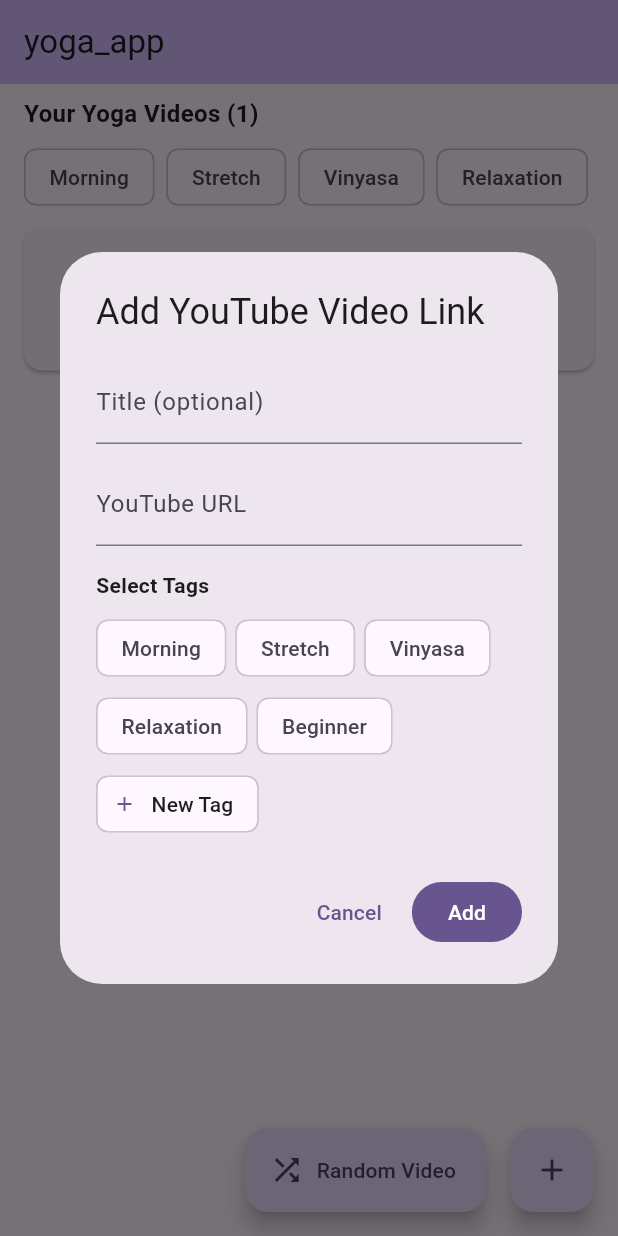
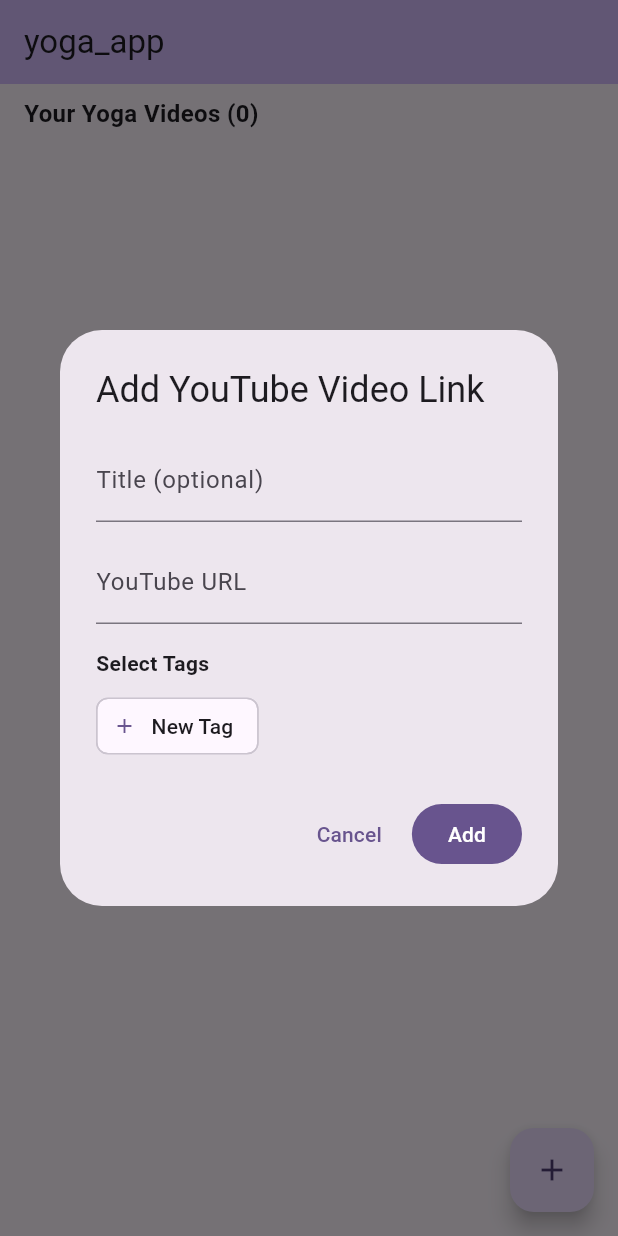
Before and after one commit to jsteltze/yogaApp, a Flutter app: the screen it shows after launch, after a tap on the "add" icon, on a phone screen of 412 x 824 dp. Run offline on Flutter 3.47's test engine with Material 3 defaults, Android fonts, the phone set to English and light mode, and no system bars; our stand-ins replace package_info_plus, shared_preferences, youtube_player_iframe; missing offline and left inert: receive_sharing_intent; statements that could not run were skipped.

Commit message:
removed default data

```diff
--- a/lib/main.dart
+++ b/lib/main.dart
@@ -88,7 +88,7 @@ class YogaVideoScreen extends StatefulWidget {
 
 class _YogaVideoScreenState extends State<YogaVideoScreen> {
   List<YogaVideo> _videos = [];
-  List<String> _availableTags = ['Morning', 'Stretch', 'Vinyasa', 'Relaxation', 'Beginner'];
+  List<String> _availableTags = [];
   final Set<String> _selectedFilterTags = {};
   YoutubePlayerController? _controller;
   YogaVideo? _currentVideo;
@@ -204,10 +204,6 @@ class _YogaVideoScreenState extends State<YogaVideoScreen> {
       _isLoading = false;
     });
 
-    // Add default sample yoga video if list is empty for immediate usability
-    if (_videos.isEmpty) {
-      await _addDefaultVideo();
-    } else {
     // Cache missing thumbnails in background for stored items
     for (var video in _videos) {
       if (video.thumbnailBase64 == null) {
@@ -232,7 +228,6 @@ class _YogaVideoScreenState extends State<YogaVideoScreen> {
       }
     }
   }
-  }
 
   Future<void> _saveData() async {
     final prefs = await SharedPreferences.getInstance();
@@ -241,24 +236,6 @@ class _YogaVideoScreenState extends State<YogaVideoScreen> {
 
     final String encodedTags = jsonEncode(_availableTags);
     await prefs.setString('yoga_tags', encodedTags);
-  }
-
-  Future<void> _addDefaultVideo() async {
-    const defaultUrl = 'https://www.youtube.com/watch?v=v7AYKMP6rOE';
-    final videoId = _extractVideoId(defaultUrl) ?? 'v7AYKMP6rOE';
-    final thumbBase64 = await _downloadThumbnailAsBase64(videoId);
-    final video = YogaVideo(
-      id: DateTime.now().millisecondsSinceEpoch.toString(),
-      title: 'Morning Yoga Stretch (Sample)',
-      url: defaultUrl,
-      videoId: videoId,
-      tags: ['Morning', 'Stretch'],
-      thumbnailBase64: thumbBase64,
-    );
-    setState(() {
-      _videos.add(video);
-    });
-    await _saveData();
   }
 
   void _playVideo(YogaVideo video) {
@@ -757,7 +734,7 @@ class _YogaVideoScreenState extends State<YogaVideoScreen> {
                                               height: 60,
                                               fit: BoxFit.cover,
                                               errorBuilder: (context, error, stackTrace) =>
-                                                  Container(
+                                                  SizedBox(
                                                 width: 80,
                                                 height: 60,
                                                 child: const Icon(Icons.videocam),
```
Lines whose indentation alone changed are shown as unchanged.
